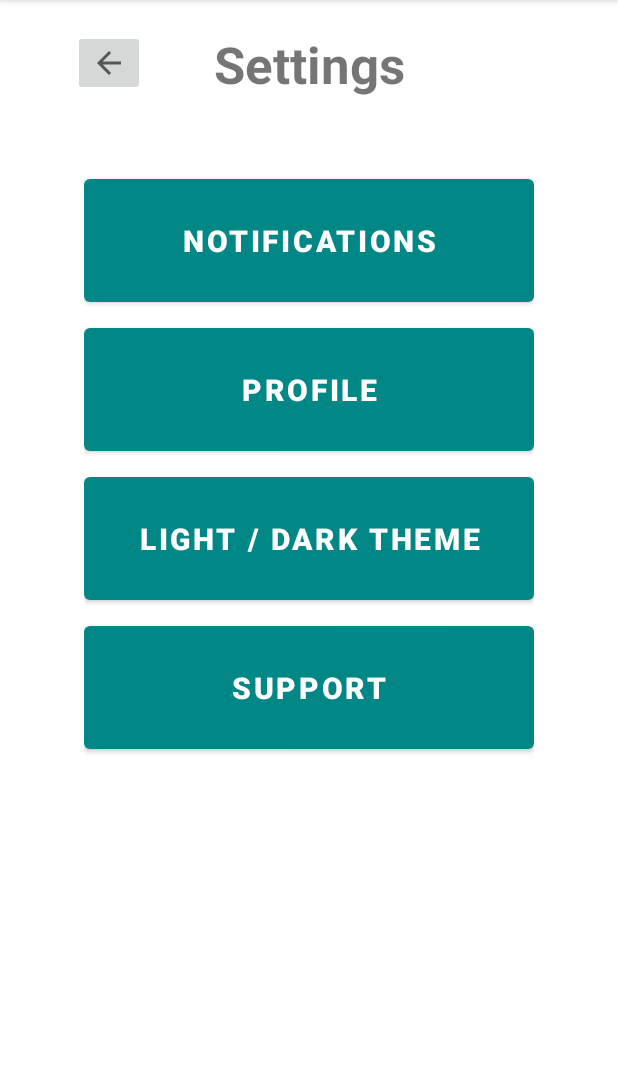
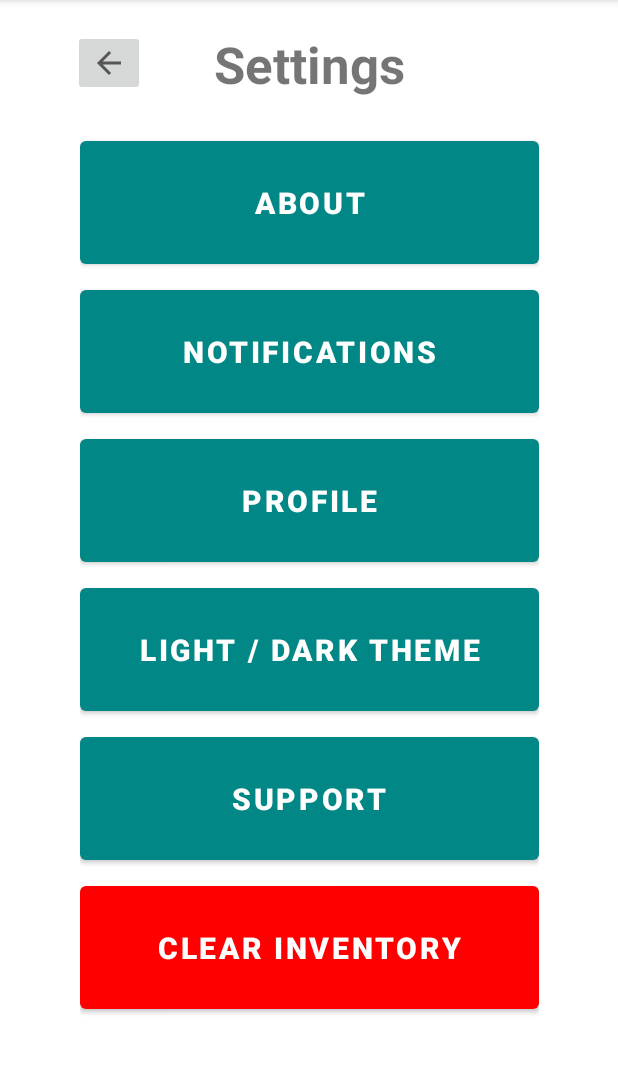
Before and after one commit to looseleif/pantrypal, an Android app: the Settings screen opened directly, with no data from a screen before it, on a phone screen of 412 x 824 dp, the part 84-1158 px from its top. Run offline under Robolectric (Android 15) with nearby library versions, the phone set to English and light mode, and no system bars.

Commit message:
moar buttons :D about button navigates to new page but not done D:

```diff
--- a/development_android_studio/app/src/main/AndroidManifest.xml
+++ b/development_android_studio/app/src/main/AndroidManifest.xml
@@ -13,6 +13,9 @@
         tools:targetApi="31">
         <activity
             android:name=".Notifications"
+            android:exported="false" />
+        <activity
+            android:name=".AboutActivity"
             android:exported="false" />
         <activity
             android:name=".ReceiptHistoryActivity"
--- a/development_android_studio/app/src/main/java/com/example/pantrypal/Settings.java
+++ b/development_android_studio/app/src/main/java/com/example/pantrypal/Settings.java
@@ -32,5 +32,14 @@ public class Settings extends AppCompatActivity {
                 startActivity(intent);
             }
         });
+
+        Button aboutButton = (Button) findViewById(R.id.about_button);
+        aboutButton.setOnClickListener(new View.OnClickListener() {
+            @Override
+            public void onClick(View v) {
+                Intent intent = new Intent(Settings.this, AboutActivity.class);
+                startActivity(intent);
+            }
+        });
     }
 }
--- a/development_android_studio/app/src/main/res/layout/activity_settings.xml
+++ b/development_android_studio/app/src/main/res/layout/activity_settings.xml
@@ -31,13 +31,23 @@
         app:layout_constraintTop_toTopOf="parent" />
 
     <LinearLayout
-        android:layout_width="300dp"
-        android:layout_height="541dp"
+        android:layout_width="306dp"
+        android:layout_height="592dp"
         android:orientation="vertical"
         app:layout_constraintBottom_toBottomOf="parent"
         app:layout_constraintEnd_toEndOf="parent"
         app:layout_constraintStart_toStartOf="parent"
         app:layout_constraintTop_toTopOf="parent">
+
+        <Button
+            android:id="@+id/about_button"
+            android:layout_width="match_parent"
+            android:layout_height="94dp"
+            android:layout_marginBottom="5dp"
+            android:text="About"
+            android:textSize="20sp"
+            android:textStyle="bold"
+            app:backgroundTint="@color/teal_700" />
 
         <Button
             android:id="@+id/notifications_button"
@@ -79,6 +89,16 @@
             android:textStyle="bold"
             app:backgroundTint="@color/teal_700" />
 
+        <Button
+            android:id="@+id/clear_inventory"
+            android:layout_width="match_parent"
+            android:layout_height="94dp"
+            android:layout_marginBottom="5dp"
+            android:text="Clear Inventory"
+            android:textSize="20sp"
+            android:textStyle="bold"
+            app:backgroundTint="#FF0000" />
+
     </LinearLayout>
 
 </androidx.constraintlayout.widget.ConstraintLayout>
```
Also changed, not shown: development_android_studio/app/src/main/java/com/example/pantrypal/AboutActivity.java (added, +26 -0 lines), development_android_studio/app/src/main/res/layout/activity_about.xml (added, +18 -0 lines).
